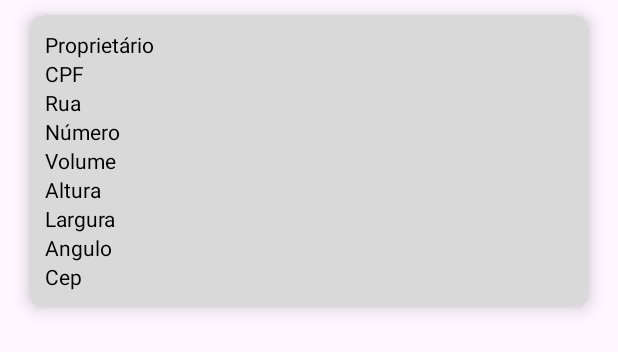
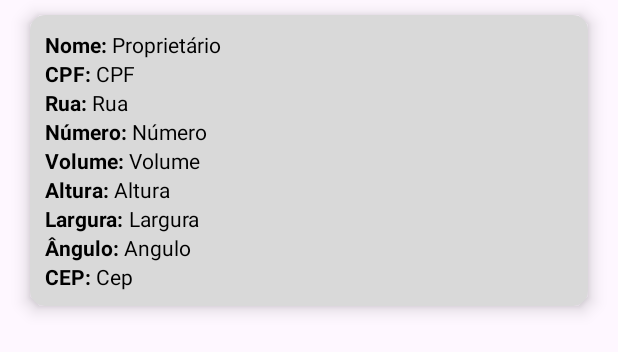
Before and after one commit to michellerdias/Guarda-Chuva, an Android app: the layout microbacia_view.xml on its own in the app's theme, with its tools: preview values and no code run, on a phone screen of 412 x 824 dp. Shown: the top 352 px of the screen. Run offline under Robolectric (Android 15) with nearby library versions, the phone set to English and light mode, and no system bars; Roboto replaces fonts that are not available here.

Commit message:
Novas Alterações

```diff
--- a/app/src/main/java/com/michelle/guardachuva/Microbacia.java
+++ b/app/src/main/java/com/michelle/guardachuva/Microbacia.java
@@ -13,6 +13,9 @@ public class Microbacia {
         this.cep = cep;
         this.largura = largura;
         this.numero = numero;
+    }
+
+    public Microbacia() {
     }
 
     public String getNomeProprietario() {
--- a/app/src/main/java/com/michelle/guardachuva/MicrobaciasCadastradas.java
+++ b/app/src/main/java/com/michelle/guardachuva/MicrobaciasCadastradas.java
@@ -1,24 +1,18 @@
 package com.michelle.guardachuva;
 
-import androidx.annotation.Nullable;
+import android.app.ProgressDialog;
+import android.os.Bundle;
+import android.util.Log;
+
 import androidx.appcompat.app.AppCompatActivity;
-import androidx.recyclerview.widget.RecyclerView;
 import androidx.recyclerview.widget.LinearLayoutManager;
 import androidx.recyclerview.widget.RecyclerView;
 
-import android.app.ProgressDialog;
-import android.os.Bundle;
+import com.google.firebase.firestore.DocumentChange;
+import com.google.firebase.firestore.FirebaseFirestore;
+import com.google.firebase.firestore.Query;
+
 import java.util.ArrayList;
-import java.util.List;
-import android.os.Bundle;
-import android.util.Log;
-
-import com.google.firebase.firestore.DocumentChange;
-import com.google.firebase.firestore.EventListener;
-import com.google.firebase.firestore.FirebaseFirestore;
-import com.google.firebase.firestore.FirebaseFirestoreException;
-import com.google.firebase.firestore.Query;
-import com.google.firebase.firestore.QuerySnapshot;
 
 public class MicrobaciasCadastradas extends AppCompatActivity {
 
@@ -43,7 +37,7 @@ public class MicrobaciasCadastradas extends AppCompatActivity {
         recyclerView.setLayoutManager(new LinearLayoutManager(this));
 
         db = FirebaseFirestore.getInstance();
-        microbaciaArrayList = new ArrayList<Microbacia>();
+        microbaciaArrayList = new ArrayList<>();
         myAdapter = new MyAdapter(MicrobaciasCadastradas.this, microbaciaArrayList);
 
         recyclerView.setAdapter(myAdapter);
@@ -55,12 +49,9 @@ public class MicrobaciasCadastradas extends AppCompatActivity {
     private void EventChangeListener() {
 
         db.collection("microbacias").orderBy("nomeProprietario", Query.Direction.ASCENDING)
-                .addSnapshotListener(new EventListener<QuerySnapshot>() {
-                    @Override
-                    public void onEvent(@Nullable QuerySnapshot value, @Nullable FirebaseFirestoreException error) {
+                .addSnapshotListener((value, error) -> {
 
                     if (error != null){
-
 
                         if(progressDialog.isShowing())
                             progressDialog.dismiss();
@@ -80,7 +71,6 @@ public class MicrobaciasCadastradas extends AppCompatActivity {
                         if(progressDialog.isShowing())
                             progressDialog.dismiss();
                     }
-                    }
                 });
     }
 }
--- a/app/src/main/java/com/michelle/guardachuva/Tutorial.java
+++ b/app/src/main/java/com/michelle/guardachuva/Tutorial.java
@@ -1,8 +1,10 @@
 package com.michelle.guardachuva;
 
 import androidx.appcompat.app.AppCompatActivity;
-
+import android.net.Uri;
 import android.os.Bundle;
+import android.widget.MediaController;
+import android.widget.VideoView;
 
 public class Tutorial extends AppCompatActivity {
 
@@ -10,5 +12,15 @@ public class Tutorial extends AppCompatActivity {
     protected void onCreate(Bundle savedInstanceState) {
         super.onCreate(savedInstanceState);
         setContentView(R.layout.activity_tutorial);
+
+        VideoView videoView = findViewById(R.id.video);
+        String videoPath = "android.resource://" + getPackageName() + "/" + R.raw.video;
+        Uri uri = Uri.parse(videoPath);
+        videoView.setVideoURI(uri);
+
+        MediaController mediaController = new MediaController(this);
+        videoView.setMediaController(mediaController);
+        mediaController.setAnchorView(videoView);
+
     }
 }
--- a/app/src/main/res/layout/activity_tutorial.xml
+++ b/app/src/main/res/layout/activity_tutorial.xml
@@ -22,12 +22,23 @@
         android:textSize="48sp"
         android:gravity="center"></TextView>
 
+    <FrameLayout
+        android:layout_width="match_parent"
+        android:layout_height="wrap_content"
+        android:layout_marginTop="100dp"
+        >
+    <VideoView
+        android:layout_width="match_parent"
+        android:layout_height="wrap_content"
+        android:id="@+id/video"/>
+    </FrameLayout>
+
     <ImageView
         android:id="@+id/estacio"
         android:layout_width="70dp"
         android:layout_height="wrap_content"
         android:layout_gravity="center"
-        android:layout_marginTop="15dp"
+        android:layout_marginTop="40dp"
         android:src="@drawable/estacio_1"></ImageView>
 
 </LinearLayout>
--- a/app/src/main/res/layout/microbacia_view.xml
+++ b/app/src/main/res/layout/microbacia_view.xml
@@ -6,6 +6,7 @@
     android:layout_marginLeft="20dp"
     android:layout_marginRight="20dp"
     android:layout_marginTop="10sp"
+    android:layout_marginBottom="10sp"
     app:cardElevation="7dp"
     app:cardCornerRadius="10dp"
     android:backgroundTint="@color/cinza">
@@ -16,14 +17,34 @@
         android:layout_margin="10sp">
 
         <TextView
+            android:id="@+id/tituloNomeProprietario"
+            android:layout_width="wrap_content"
+            android:layout_height="wrap_content"
+            android:text="Nome: "
+            android:textStyle="bold"
+            android:textColor="@color/black"
+            android:layout_alignParentTop="true"
+            android:layout_alignParentStart="true"
+            android:layout_alignParentLeft="true"/>
+
+        <TextView
             android:id="@+id/nomeProprietario"
             android:layout_width="match_parent"
             android:layout_height="wrap_content"
             android:text="Proprietário"
             android:textColor="@color/black"
-            android:layout_alignParentTop="true"
-            android:layout_alignParentStart="true"
-            android:layout_alignParentLeft="true"/>
+            android:layout_toRightOf="@id/tituloNomeProprietario"/>
+
+        <TextView
+            android:id="@+id/tituloCpf"
+            android:layout_width="wrap_content"
+            android:layout_height="wrap_content"
+            android:text="CPF: "
+            android:textStyle="bold"
+            android:textColor="@color/black"
+            android:layout_below="@id/nomeProprietario"
+            android:layout_alignStart="@id/tituloNomeProprietario"
+            android:layout_alignLeft="@id/tituloNomeProprietario"/>
 
         <TextView
             android:id="@+id/cpf"
@@ -31,7 +52,20 @@
             android:layout_height="wrap_content"
             android:text="CPF"
             android:textColor="@color/black"
-            android:layout_below="@id/nomeProprietario" />
+            android:layout_below="@id/nomeProprietario"
+            android:layout_toRightOf="@id/tituloCpf"
+            />
+
+        <TextView
+            android:id="@+id/tituloRua"
+            android:layout_width="wrap_content"
+            android:layout_height="wrap_content"
+            android:text="Rua: "
+            android:textStyle="bold"
+            android:textColor="@color/black"
+            android:layout_below="@id/tituloCpf"
+            android:layout_alignStart="@id/tituloNomeProprietario"
+            android:layout_alignLeft="@id/tituloNomeProprietario"/>
 
         <TextView
             android:id="@+id/rua"
@@ -39,14 +73,38 @@
             android:layout_height="wrap_content"
             android:text="Rua"
             android:textColor="@color/black"
-            android:layout_below="@id/cpf"/>
+            android:layout_below="@id/cpf"
+            android:layout_toRightOf="@id/tituloRua"/>
+
+        <TextView
+            android:id="@+id/tituloNumero"
+            android:layout_width="wrap_content"
+            android:layout_height="wrap_content"
+            android:text="Número: "
+            android:textStyle="bold"
+            android:textColor="@color/black"
+            android:layout_below="@id/tituloRua"
+            android:layout_alignStart="@id/tituloNomeProprietario"
+            android:layout_alignLeft="@id/tituloNomeProprietario"/>
+
         <TextView
             android:id="@+id/numero"
             android:layout_width="match_parent"
             android:layout_height="wrap_content"
             android:text="Número"
             android:textColor="@color/black"
-            android:layout_below="@id/rua"/>
+            android:layout_below="@id/rua"
+            android:layout_toRightOf="@id/tituloNumero"/>
+        <TextView
+            android:id="@+id/tituloVolume"
+            android:layout_width="wrap_content"
+            android:layout_height="wrap_content"
+            android:text="Volume: "
+            android:textStyle="bold"
+            android:textColor="@color/black"
+            android:layout_below="@id/tituloNumero"
+            android:layout_alignStart="@id/tituloNomeProprietario"
+            android:layout_alignLeft="@id/tituloNomeProprietario"/>
 
         <TextView
             android:id="@+id/volume"
@@ -54,7 +112,19 @@
             android:layout_height="wrap_content"
             android:text="Volume"
             android:textColor="@color/black"
-            android:layout_below="@id/numero"/>
+            android:layout_below="@id/numero"
+            android:layout_toRightOf="@id/tituloVolume"/>
+
+        <TextView
+            android:id="@+id/tituloAltura"
+            android:layout_width="wrap_content"
+            android:layout_height="wrap_content"
+            android:text="Altura: "
+            android:textStyle="bold"
+            android:textColor="@color/black"
+            android:layout_below="@id/tituloVolume"
+            android:layout_alignStart="@id/tituloNomeProprietario"
+            android:layout_alignLeft="@id/tituloNomeProprietario"/>
 
         <TextView
             android:id="@+id/altura"
@@ -62,7 +132,20 @@
             android:layout_height="wrap_content"
             android:text="Altura"
             android:textColor="@color/black"
-            android:layout_below="@id/volume"/>
+            android:layout_below="@id/volume"
+            android:layout_toRightOf="@id/tituloAltura"/>
+
+        <TextView
+            android:id="@+id/tituloLargura"
+            android:layout_width="wrap_content"
+            android:layout_height="wrap_content"
+            android:text="Largura: "
+            android:textStyle="bold"
+            android:textColor="@color/black"
+            android:layout_below="@id/tituloAltura"
+            android:layout_alignStart="@id/tituloNomeProprietario"
+            android:layout_alignLeft="@id/tituloNomeProprietario"/>
+
 
         <TextView
             android:id="@+id/largura"
@@ -70,7 +153,19 @@
             android:layout_height="wrap_content"
             android:text="Largura"
             android:textColor="@color/black"
-            android:layout_below="@id/altura"/>
+            android:layout_below="@id/altura"
+            android:layout_toRightOf="@id/tituloLargura"/>
+
+        <TextView
+            android:id="@+id/tituloAngulo"
+            android:layout_width="wrap_content"
+            android:layout_height="wrap_content"
+            android:text="Ângulo: "
+            android:textStyle="bold"
+            android:textColor="@color/black"
+            android:layout_below="@id/tituloLargura"
+            android:layout_alignStart="@id/tituloNomeProprietario"
+            android:layout_alignLeft="@id/tituloNomeProprietario"/>
 
         <TextView
             android:id="@+id/angulo"
@@ -78,7 +173,19 @@
             android:layout_height="wrap_content"
             android:text="Angulo"
             android:textColor="@color/black"
-            android:layout_below="@id/largura"/>
+            android:layout_below="@id/largura"
+            android:layout_toRightOf="@id/tituloAngulo"/>
+
+        <TextView
+            android:id="@+id/tituloCEP"
+            android:layout_width="wrap_content"
+            android:layout_height="wrap_content"
+            android:text="CEP: "
+            android:textStyle="bold"
+            android:textColor="@color/black"
+            android:layout_below="@id/tituloAngulo"
+            android:layout_alignStart="@id/tituloNomeProprietario"
+            android:layout_alignLeft="@id/tituloNomeProprietario"/>
 
         <TextView
             android:id="@+id/cep"
@@ -86,7 +193,8 @@
             android:layout_height="wrap_content"
             android:text="Cep"
             android:textColor="@color/black"
-            android:layout_below="@id/angulo"/>
+            android:layout_below="@id/angulo"
+            android:layout_toRightOf="@id/tituloCEP"/>
 
 
     </RelativeLayout>
```
Lines whose indentation alone changed are shown as unchanged.
